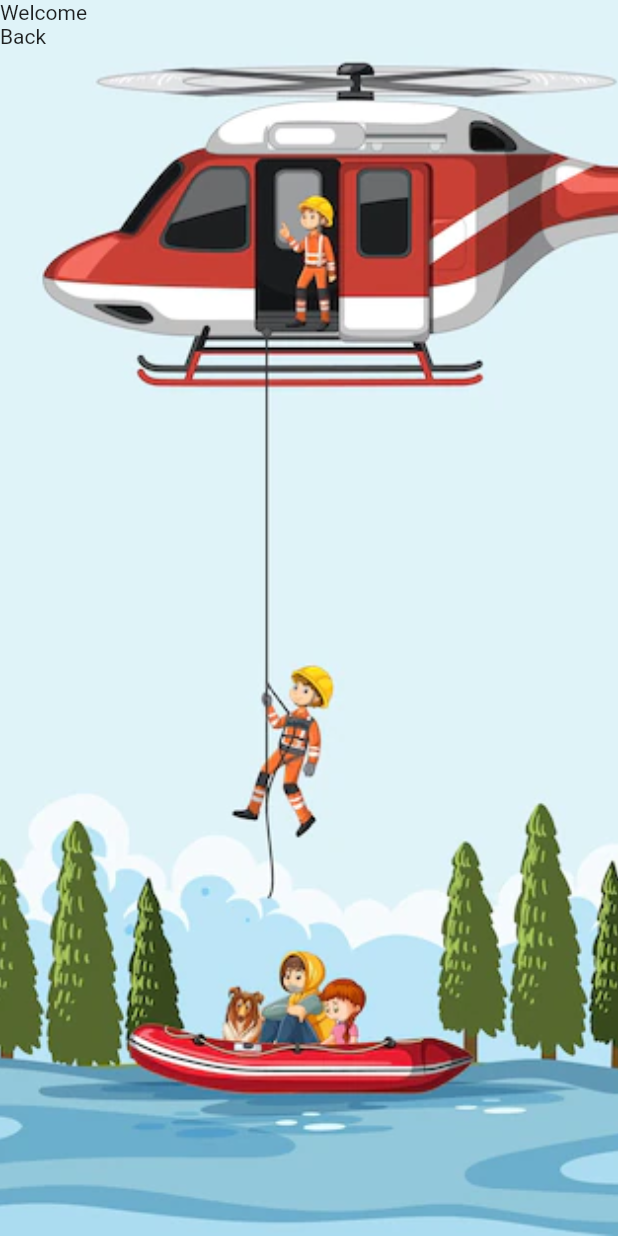
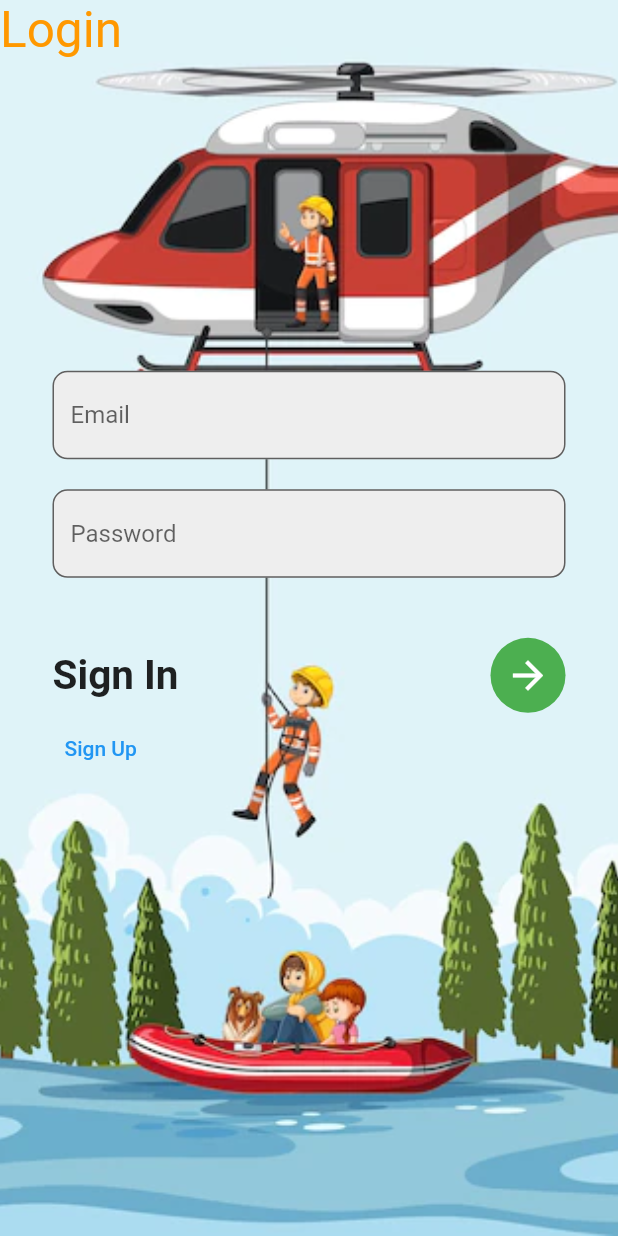
Before and after one commit to MughalAwais/RescueApp, a Flutter app: the screen it shows after launch, on a phone screen of 412 x 824 dp. Run offline on Flutter 3.47's test engine with Material 2 defaults, Android fonts, the phone set to English and light mode, and no system bars.

Commit message:
Sign GUI Complete

```diff
--- a/lib/login.dart
+++ b/lib/login.dart
@@ -19,7 +19,75 @@ class _MyLoginState extends State<MyLogin> {
       body: Stack(
         children: [
           Container( //for adding margins
-            child: Text('Welcome\nBack'),
+            //padding: EdgeInsets.only(left: 35, top: 180),
+            child: Text('Login', style: TextStyle(
+              fontSize: 33,
+              color: Colors.orange,
+            ),),
+          ),
+          SingleChildScrollView( //to scroll up screen when opens keyboard
+            child: Container(
+              padding: EdgeInsets.only(top: MediaQuery.of(context).size.height*0.3, //Adjust according to diff screen sizes
+                  right: 35,
+                  left: 35),
+              child: Column(
+                children: [
+                  TextField(
+                    decoration: InputDecoration(
+                      fillColor: Colors.grey.shade200,
+                      filled: true,
+                      hintText: 'Email',
+                      border: OutlineInputBorder(
+                        borderRadius: BorderRadius.circular(10)
+                      )
+                    ),
+                  ),
+                  SizedBox(
+                    height: 20,
+                  ),
+                  TextField(
+                    obscureText: true,// invisible input
+                    decoration: InputDecoration(
+                        fillColor: Colors.grey.shade200,
+                        filled: true,
+                        hintText: 'Password',
+                        border: OutlineInputBorder(
+                            borderRadius: BorderRadius.circular(10)
+                        )
+                    ),
+                  ),
+                  SizedBox(
+                    height: 40,
+                  ),
+                  Row(
+                    mainAxisAlignment: MainAxisAlignment.spaceBetween,
+                    children: [
+                      Text('Sign In',
+                        style: TextStyle(
+                        fontSize: 27, fontWeight: FontWeight.w700
+                      ),
+                      ),
+                      CircleAvatar(
+                        radius: 25,
+                        backgroundColor: Colors.green,
+                        child: IconButton(
+                          color: Colors.white,
+                          iconSize: 30,
+                          onPressed: (){},
+                          icon: Icon(Icons.arrow_forward),
+                        ),
+                      )
+                    ],
+                  ),
+                  Row(
+                    children: [
+                      TextButton(onPressed: (){}, child: Text('Sign Up'))
+                    ],
+
+                  ),
+                ],
+              ),
+            ),
           )
         ],
       ),
```
